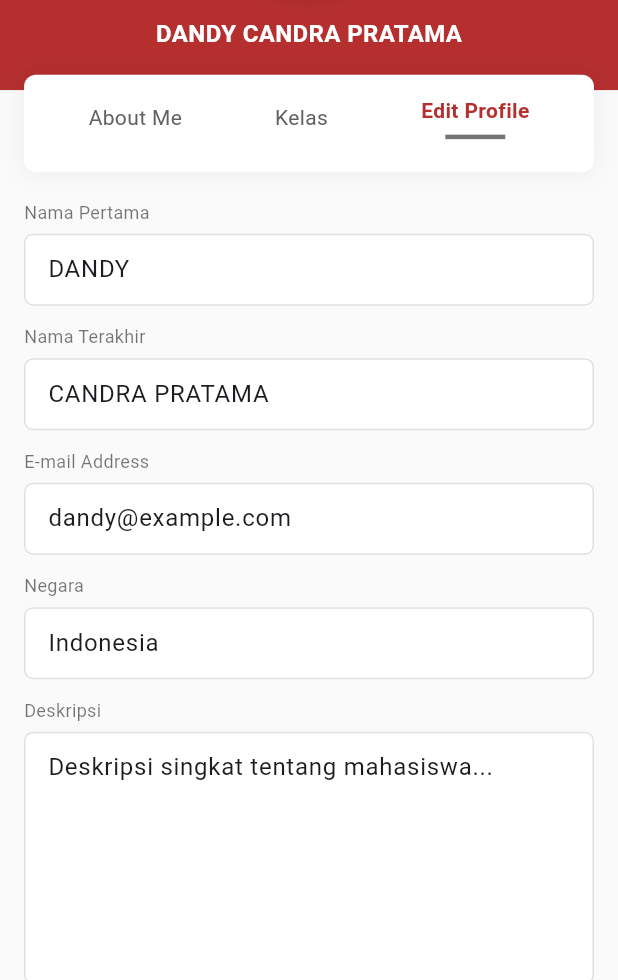
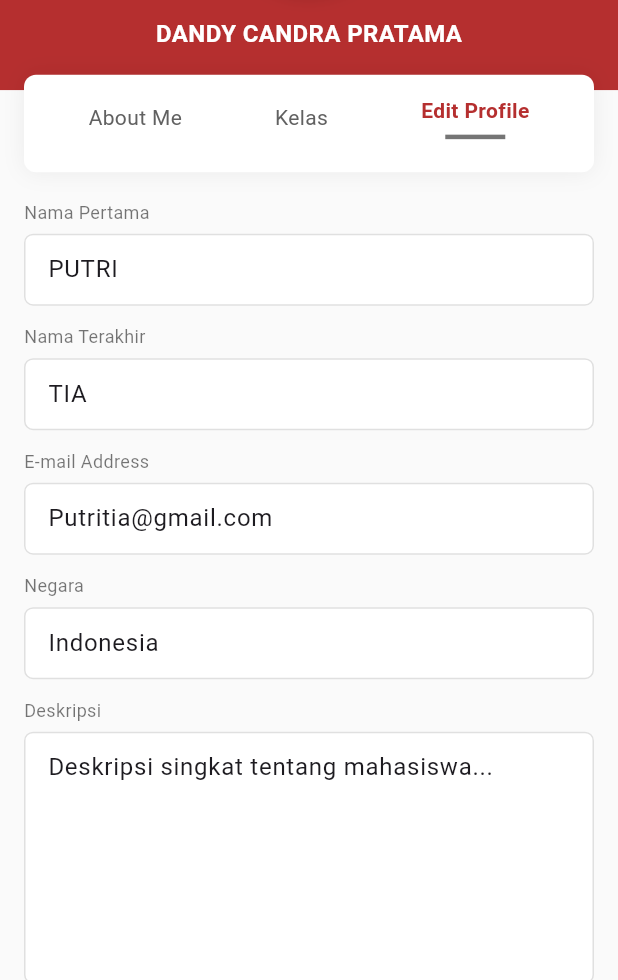
Before and after one commit to putritia10/apk_cejoe_lms, a Flutter app: the ProfilePage screen opened directly, on a phone screen of 412 x 824 dp, the part 256-1236 px from its top. Run offline on Flutter 3.47's test engine with Material 3 defaults, Android fonts, the phone set to English and light mode, and no system bars.

Commit message:
mengubah nama di profil_page

```diff
--- a/lib/screens/profile_page.dart
+++ b/lib/screens/profile_page.dart
@@ -10,9 +10,9 @@
 class _ProfilePageState extends State<ProfilePage> {
   final Color _primary = const Color(0xFFB52F2F);
 
-  final _firstNameCtl = TextEditingController(text: 'DANDY');
-  final _lastNameCtl = TextEditingController(text: 'CANDRA PRATAMA');
-  final _emailCtl = TextEditingController(text: 'dandy@example.com');
+  final _firstNameCtl = TextEditingController(text: 'PUTRI');
+  final _lastNameCtl = TextEditingController(text: 'TIA');
+  final _emailCtl = TextEditingController(text: 'Putritia@gmail.com');
   final _countryCtl = TextEditingController(text: 'Indonesia');
   final _descCtl = TextEditingController(text: 'Deskripsi singkat tentang mahasiswa...');
 
```
